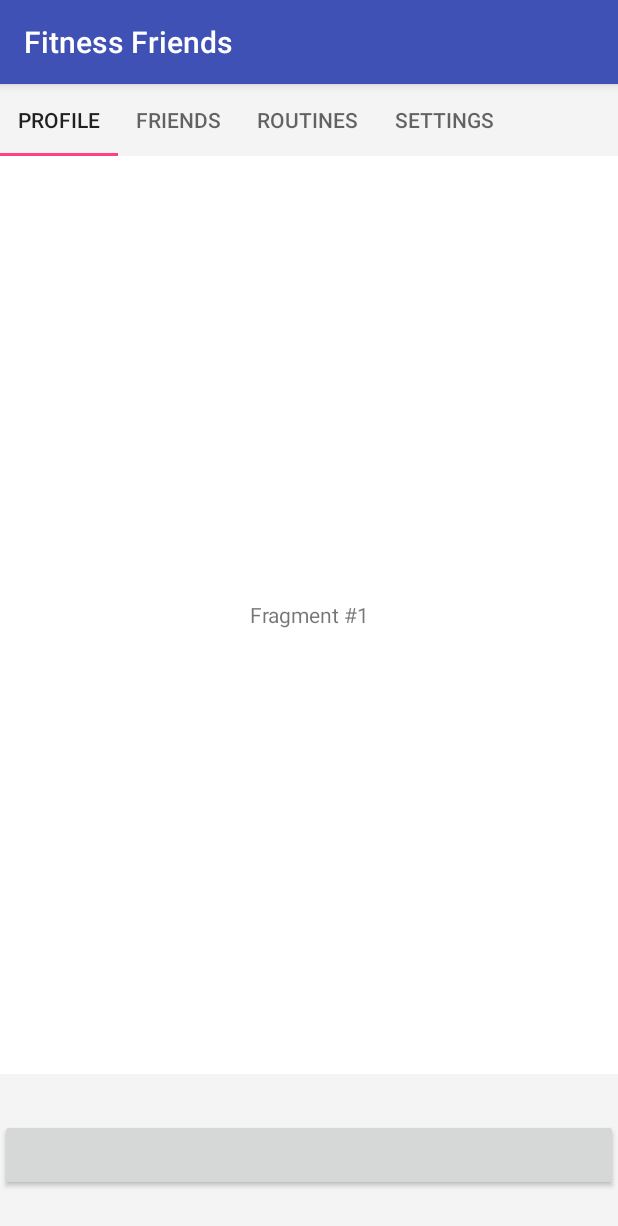
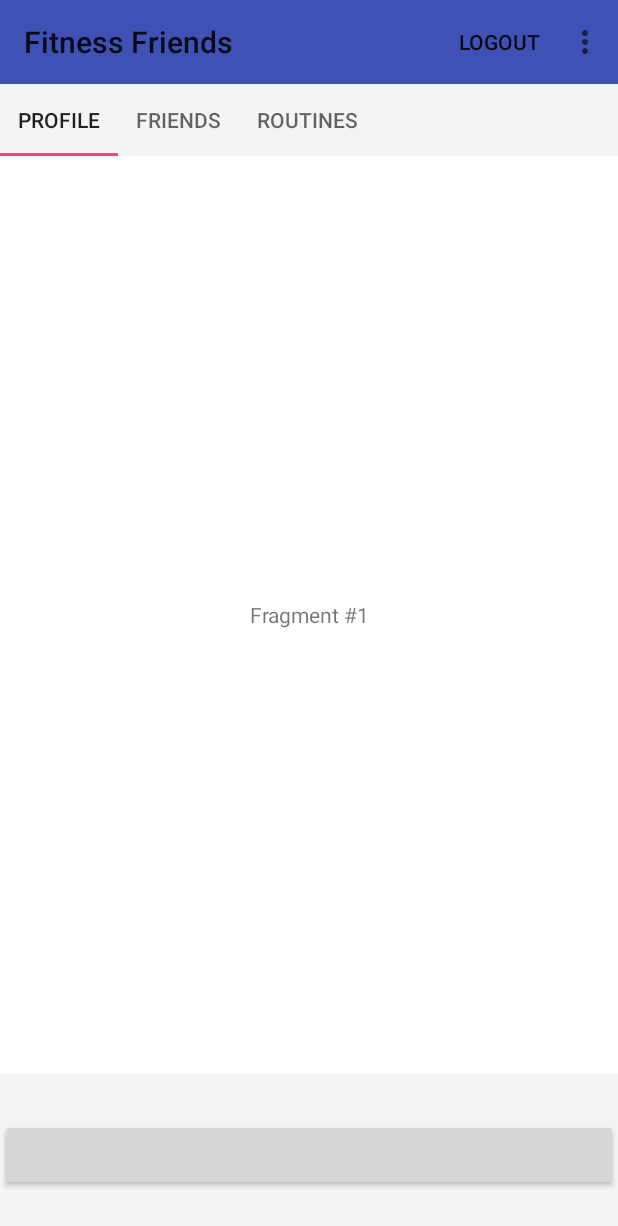
Before and after one commit to vincentthai22/fitness-friends, an Android app: the screen it shows after launch (MainActivity), on a phone screen of 412 x 824 dp. Shown: the top 1226 px of the screen. Run offline under Robolectric (Android 15) with nearby library versions, the phone set to English and light mode, and no system bars; our stand-ins replace Firebase (no records; nobody signed in at launch, a user with empty details on screens opened directly); libraries missing offline, so code that uses them is left out: com.facebook, com.facebook.appevents, com.facebook.login; plain views replace LoginButton; 5 statements that could not run were skipped.

Commit message:
Added toolbar removed Settings tab

```diff
--- a/app/src/main/AndroidManifest.xml
+++ b/app/src/main/AndroidManifest.xml
@@ -14,7 +14,7 @@
         android:icon="@mipmap/ic_launcher"
         android:label="@string/app_name"
         android:supportsRtl="true"
-        android:theme="@style/AppTheme">
+        android:theme="@style/AppTheme.NoActionBar">
         <meta-data
             android:name="com.facebook.sdk.ApplicationId"
             android:value="@string/facebook_app_id" />
--- a/app/src/main/java/com/example/vincent/fitnessfriends/FragmentPageAdapter.java
+++ b/app/src/main/java/com/example/vincent/fitnessfriends/FragmentPageAdapter.java
@@ -11,8 +11,8 @@ import android.support.v4.view.PagerAdapter;
  */
 
 public class FragmentPageAdapter extends FragmentPagerAdapter {
-    final int PAGE_COUNT = 4;
-    private String tabTitles[] = new String[] { "Profile", "Friends", "Routines", "Settings" };
+    final int PAGE_COUNT = 3;
+    private String tabTitles[] = new String[] { "Profile", "Friends", "Routines" };
     private Context context;
 
     public FragmentPageAdapter(FragmentManager fm, Context context) {
--- a/app/src/main/java/com/example/vincent/fitnessfriends/MainActivity.java
+++ b/app/src/main/java/com/example/vincent/fitnessfriends/MainActivity.java
@@ -9,16 +9,21 @@ import android.support.annotation.NonNull;
 import android.support.design.widget.FloatingActionButton;
 import android.support.design.widget.TabLayout;
 import android.support.v4.app.FragmentActivity;
+import android.support.v4.app.NavUtils;
 import android.support.v4.view.ViewPager;
 import android.support.v7.app.AppCompatActivity;
 import android.support.v7.widget.Toolbar;
 import android.util.Log;
+import android.view.Menu;
+import android.view.MenuItem;
 import android.view.View;
 import android.widget.ExpandableListView;
 import android.widget.Toast;
 
 import com.facebook.AccessToken;
 import com.facebook.AccessTokenTracker;
+import com.facebook.CallbackManager;
+import com.facebook.login.LoginManager;
 import com.google.firebase.auth.*;
 
 import java.util.ArrayList;
@@ -41,7 +46,11 @@ public class MainActivity extends AppCompatActivity {
     private List<String> liHead;
     private HashMap<String, List<String>> liChild;
 
-    private AccessTokenTracker fbTracker;                           //fb tracker used to detect changes log in/out
+    private AccessTokenTracker fbTracker;//fb tracker used to detect changes log in/out
+
+    //Keys to get String info from facebook
+    private static final String FACEBOOK_NAME = "facebookLogin";
+
     @Override
     protected void onCreate(Bundle savedInstanceState) {
         super.onCreate(savedInstanceState);
@@ -56,10 +65,10 @@ public class MainActivity extends AppCompatActivity {
                     Log.d("FB", "User Logged Out.");
                     finish();
                     startLoginActivity();
-                    finish();
                 }
             }
         };
+
         mAuthListener = new FirebaseAuth.AuthStateListener() {
             @Override
             public void onAuthStateChanged(@NonNull FirebaseAuth firebaseAuth) {
@@ -74,9 +83,31 @@ public class MainActivity extends AppCompatActivity {
                 // ...
             }
         };
+        initialize();
 
+    }
+
+    @Override
+    public boolean onOptionsItemSelected(MenuItem item) {
+        switch (item.getItemId()) {
+            // Respond to the action bar's Up/Home button
+            case android.R.id.home:
+                NavUtils.navigateUpFromSameTask(this);
+                return true;
+            case R.id.logoutButton:
+                LoginManager.getInstance().logOut();
+                return true;
+            case R.id.action_settings:
+                return true;
+
+        }
+        return super.onOptionsItemSelected(item);
+    }
+
+    public void initialize(){
         Bundle extras = getIntent().getExtras();
-        if( extras != null) Toast.makeText(getApplicationContext(), ""+ extras.get("loginInfo"), Toast.LENGTH_LONG );
+        extras.getString(FACEBOOK_NAME);
+        Toast.makeText(getApplicationContext(), ""+ extras.get("loginInfo"), Toast.LENGTH_LONG );
 
         // Get the ViewPager and set it's PagerAdapter so that it can display items
         ViewPager viewPager = (ViewPager) findViewById(R.id.viewpager);
@@ -86,15 +117,68 @@ public class MainActivity extends AppCompatActivity {
         // Give the TabLayout the ViewPager
         TabLayout tabLayout = (TabLayout) findViewById(R.id.sliding_tabs);
         tabLayout.setupWithViewPager(viewPager);
-        //floating action button
-//        FloatingActionButton fab = (FloatingActionButton) findViewById(R.id.fab);
-//        fab.setOnClickListener(new View.OnClickListener() {
-//            @Override
-//            public void onClick(View view) {
-//                Toast.makeText(MainActivity.this, "Fab has been pressed", Toast.LENGTH_LONG);
-//            }
-//        });
+
+        // Find the toolbar view inside the activity layout
+        Toolbar toolbar = (Toolbar) findViewById(R.id.toolbar);
+        // Sets the Toolbar to act as the ActionBar for this Activity window.
+        // Make sure the toolbar exists in the activity and is not null
+        setSupportActionBar(toolbar);
+
     }
+
+    public boolean onCreateOptionsMenu(Menu menu) {
+        // Inflate the menu; this adds items to the action bar if it is present.
+        getMenuInflater().inflate(R.menu.android_toolbar, menu);
+        return true;
+    }
+
+    public void startLoginActivity(){
+        Intent intent = new Intent(this, LoginActivity.class);
+        startActivity(intent);
+    }
+
+    @Override
+    public void onStart() {
+        super.onStart();
+        mAuth.addAuthStateListener(mAuthListener);
+    }
+
+    @Override
+    public void onStop() {
+        super.onStop();
+        if (mAuthListener != null) {
+            mAuth.removeAuthStateListener(mAuthListener);
+        }
+    }
+
+    private void makeLists() {
+        liHead = new ArrayList<>();
+        liChild = new HashMap<>();
+
+        // Add option data
+        liHead.add("profile");
+        liHead.add("friends");
+        liHead.add("data");
+
+        // Add more sub-options here
+        List<String> profileOptions = new ArrayList<>();
+        profileOptions.add("op 1");
+        profileOptions.add("op 2");
+
+        List<String> friendsOptions = new ArrayList<>();
+        friendsOptions.add("op 1");
+
+        List<String> dataOptions = new ArrayList<>();
+        dataOptions.add("op 2");
+
+
+        liChild.put(liHead.get(0), profileOptions);
+        liChild.put(liHead.get(1), friendsOptions);
+        liChild.put(liHead.get(2), dataOptions);
+    }
+}
+
+//        Josh's old code
 //        liView = (ExpandableListView) findViewById(R.id.lvExp);
 //
 //
@@ -153,49 +237,3 @@ public class MainActivity extends AppCompatActivity {
 //                return false;
 //            }
 //        });
-
-    public void startLoginActivity(){
-        Intent intent = new Intent(this, LoginActivity.class);
-        startActivity(intent);
-    }
-
-    @Override
-    public void onStart() {
-        super.onStart();
-        mAuth.addAuthStateListener(mAuthListener);
-    }
-
-    @Override
-    public void onStop() {
-        super.onStop();
-        if (mAuthListener != null) {
-            mAuth.removeAuthStateListener(mAuthListener);
-        }
-    }
-
-    private void makeLists() {
-        liHead = new ArrayList<>();
-        liChild = new HashMap<>();
-
-        // Add option data
-        liHead.add("profile");
-        liHead.add("friends");
-        liHead.add("data");
-
-        // Add more sub-options here
-        List<String> profileOptions = new ArrayList<>();
-        profileOptions.add("op 1");
-        profileOptions.add("op 2");
-
-        List<String> friendsOptions = new ArrayList<>();
-        friendsOptions.add("op 1");
-
-        List<String> dataOptions = new ArrayList<>();
-        dataOptions.add("op 2");
-
-
-        liChild.put(liHead.get(0), profileOptions);
-        liChild.put(liHead.get(1), friendsOptions);
-        liChild.put(liHead.get(2), dataOptions);
-    }
-}
--- a/app/src/main/res/layout/activity_main.xml
+++ b/app/src/main/res/layout/activity_main.xml
@@ -5,7 +5,16 @@
     xmlns:app="http://schemas.android.com/apk/res-auto"
     android:orientation="vertical"
     android:background="#f4f4f4"
-    android:weightSum="1">
+    android:weightSum="1"
+    android:fitsSystemWindows="true">
+
+    <!-- Load the toolbar here -->
+    <include
+        layout="@layout/toolbar_main"
+        android:layout_width="match_parent"
+        android:layout_height="wrap_content"/>
+
+    <!-- Rest of content for the activity -->
 
 
     <android.support.design.widget.TabLayout
--- /dev/null
+++ b/app/src/main/res/layout/toolbar_main.xml
@@ -0,0 +1,6 @@
+<android.support.v7.widget.Toolbar
+    xmlns:android="http://schemas.android.com/apk/res/android"
+    android:id="@+id/toolbar"
+    android:layout_width="match_parent"
+    android:layout_height="wrap_content"
+    android:background="?attr/colorPrimary"/>
--- a/app/src/main/res/menu/android_toolbar.xml
+++ b/app/src/main/res/menu/android_toolbar.xml
@@ -2,14 +2,30 @@
     xmlns:app="http://schemas.android.com/apk/res-auto">
 
     <!-- "Mark Favorite", should appear as action button if possible -->
-    <item
-        android:id="@+id/action_favorite"
-        android:title="@string/app_name"
-        app:showAsAction="ifRoom"/>
+    <!--<item-->
+        <!--android:id="@+id/action_favorite"-->
+        <!--android:title="@string/app_name"-->
+        <!--app:showAsAction="ifRoom"/>-->
 
     <!-- Settings, should always be in the overflow -->
     <item android:id="@+id/action_settings"
-        android:title="@string/app_name"
+        android:title="Settings"
         app:showAsAction="never"/>
 
+    <!--<item-->
+        <!--android:id="@+id/miCompose"-->
+        <!--app:showAsAction="ifRoom"-->
+        <!--android:title="Compose">-->
+    <!--</item>-->
+    <item
+        android:id="@+id/home"
+        app:showAsAction="never"
+        android:title="Back"/>
+
+    <item
+        android:id="@+id/logoutButton"
+        app:showAsAction="ifRoom|withText"
+        android:title="Logout">
+    </item>
+
 </menu>
--- a/app/src/main/res/values/styles.xml
+++ b/app/src/main/res/values/styles.xml
@@ -1,7 +1,7 @@
 <resources>
 
     <!-- Base application theme. -->
-    <style name="AppTheme" parent="Theme.AppCompat.Light.DarkActionBar">
+    <style name="AppTheme" parent="Theme.AppCompat.Light.NoActionBar">
         <!-- Customize your theme here. -->
         <item name="colorPrimary">@color/colorPrimary</item>
         <item name="colorPrimaryDark">@color/colorPrimaryDark</item>
```
Also changed, not shown: app/src/main/java/com/example/vincent/fitnessfriends/LoginActivity.java (+8 -38 lines).
